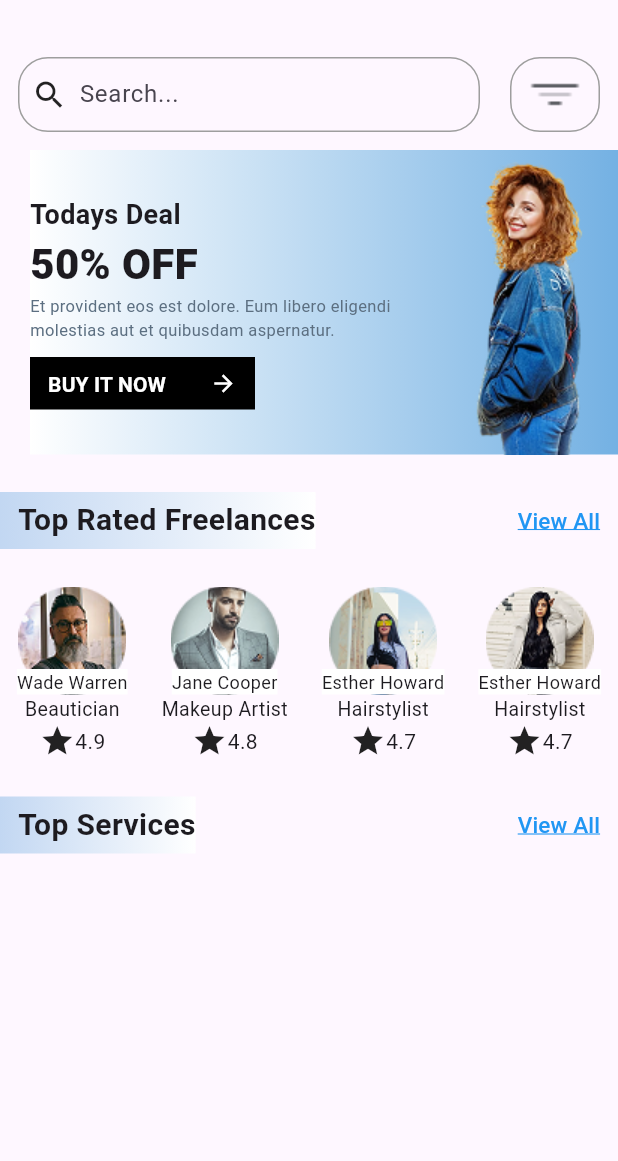
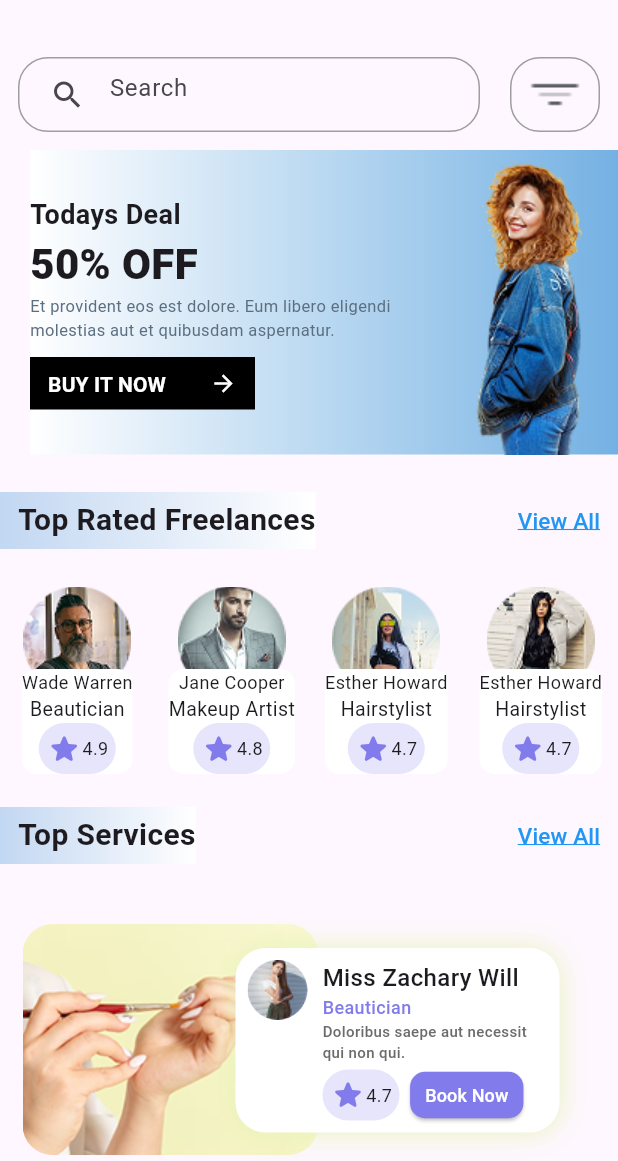
Before and after one commit to bahaaalhout/Assignment-6, a Flutter app: the screen it shows after launch, on a phone screen of 412 x 824 dp, the part 75-1236 px from its top. Run offline on Flutter 3.47's test engine with Material 3 defaults, Android fonts, the phone set to English and light mode, and no system bars.

Commit message:
updated code

```diff
--- a/lib/home_screen.dart
+++ /dev/null
@@ -1,199 +0,0 @@
-import 'package:first_app/bar.dart';
-import 'package:first_app/top_rated.dart';
-import 'package:flutter/material.dart';
-
-class HomeScreen extends StatelessWidget {
-  const HomeScreen({super.key});
-
-  @override
-  Widget build(BuildContext context) {
-    return Scaffold(
-      appBar: AppBar(
-        leading: Icon(Icons.menu, weight: 25),
-        title: Image.asset('assets/logo.png'),
-        actions: [
-          SizedBox(width: 12),
-          Image.asset('assets/bell.png'),
-          SizedBox(width: 12),
-          Container(
-            decoration: BoxDecoration(
-              color: Colors.grey.shade100,
-              borderRadius: BorderRadius.circular(10),
-            ),
-            child: Image.asset('assets/cart.png'),
-          ),
-          SizedBox(width: 12),
-        ],
-      ),
-      body: SafeArea(
-        child: SingleChildScrollView(
-          child: Column(
-            children: [
-              SizedBox(height: 20),
-              Padding(
-                padding: const EdgeInsets.all(12.0),
-                child: Row(
-                  children: [
-                    Expanded(
-                      child: Container(
-                        padding: EdgeInsets.symmetric(horizontal: 8),
-                        decoration: BoxDecoration(
-                          border: Border.all(color: Colors.grey),
-                          borderRadius: BorderRadius.circular(20),
-                        ),
-                        child: Row(
-                          children: [
-                            Icon(Icons.search),
-                            SizedBox(width: 8),
-                            Expanded(
-                              child: TextField(
-                                decoration: InputDecoration(
-                                  border: InputBorder.none,
-                                  hintText: "Search...",
-                                ),
-                              ),
-                            ),
-                          ],
-                        ),
-                      ),
-                    ),
-                    SizedBox(width: 20),
-                    Container(
-                      padding: EdgeInsets.all(10),
-                      height: 50,
-                      width: 60,
-                      decoration: BoxDecoration(
-                        borderRadius: BorderRadius.circular(20),
-                        border: Border.all(color: Colors.grey),
-                      ),
-                      child: Image.asset('assets/sort.png', fit: BoxFit.fill),
-                    ),
-                  ],
-                ),
-              ),
-              Padding(
-                padding: const EdgeInsets.only(left: 20),
-                child: Container(
-                  width: double.infinity,
-                  decoration: BoxDecoration(
-                    gradient: LinearGradient(
-                      colors: [
-                        Colors.white,
-                        const Color.fromARGB(255, 116, 177, 227),
-                      ],
-                    ),
-                  ),
-                  child: Row(
-                    mainAxisAlignment: MainAxisAlignment.start,
-                    children: [
-                      Expanded(
-                        child: Column(
-                          crossAxisAlignment: CrossAxisAlignment.start,
-                          children: [
-                            Text(
-                              'Todays Deal',
-                              style: TextStyle(
-                                fontWeight: FontWeight.w600,
-                                fontSize: 18,
-                              ),
-                            ),
-                            Text(
-                              '50% OFF',
-                              style: TextStyle(
-                                fontSize: 28,
-                                fontWeight: FontWeight.w900,
-                              ),
-                            ),
-                            Text(
-                              'Et provident eos est dolore. Eum libero eligendi molestias aut et quibusdam aspernatur.',
-                              softWrap: true,
-
-                              style: TextStyle(
-                                color: Color(0xFF5C6F81),
-                                fontSize: 11,
-                              ),
-                            ),
-                            SizedBox(height: 10),
-                            Container(
-                              width: 150,
-                              height: 35,
-                              color: Colors.black,
-                              child: TextButton(
-                                onPressed: () {},
-                                child: Row(
-                                  mainAxisAlignment:
-                                      MainAxisAlignment.spaceBetween,
-                                  children: [
-                                    Text(
-                                      'BUY IT NOW',
-                                      style: TextStyle(
-                                        color: Colors.white,
-                                        fontWeight: FontWeight.bold,
-                                      ),
-                                    ),
-
-                                    Icon(
-                                      Icons.arrow_forward,
-                                      color: Colors.white,
-                                    ),
-                                  ],
-                                ),
-                              ),
-                            ),
-                          ],
-                        ),
-                      ),
-                      Image.asset('assets/weman.png'),
-                    ],
-                  ),
-                ),
-              ),
-              SizedBox(height: 20),
-              Bar(
-                name: 'Top Rated Freelances',
-                buttonName: 'View All',
-                buttonFunction: () {},
-              ),
-              SizedBox(height: 20),
-              Row(
-                mainAxisAlignment: MainAxisAlignment.spaceAround,
-                children: [
-                  TopRated(
-                    name: 'Wade Warren',
-                    data: 'Beautician',
-                    image: 'assets/1.png',
-                    rate: 4.9,
-                  ),
-                  TopRated(
-                    name: 'Jane Cooper',
-                    data: 'Makeup Artist',
-                    image: 'assets/2.png',
-                    rate: 4.8,
-                  ),
-                  TopRated(
-                    name: 'Esther Howard',
-                    data: 'Hairstylist',
-                    image: 'assets/3.png',
-                    rate: 4.7,
-                  ),
-                  TopRated(
-                    name: 'Esther Howard',
-                    data: 'Hairstylist',
-                    image: 'assets/4.png',
-                    rate: 4.7,
-                  ),
-                ],
-              ),
-              SizedBox(height: 20),
-              Bar(
-                name: 'Top Services',
-                buttonName: 'View All',
-                buttonFunction: () {},
-              ),
-            ],
-          ),
-        ),
-      ),
-    );
-  }
-}
--- a/lib/main.dart
+++ b/lib/main.dart
@@ -1,4 +1,4 @@
-import 'package:first_app/home_screen.dart';
+import 'package:first_app/screens/home_screen.dart';
 import 'package:flutter/material.dart';
 
 void main() {
--- /dev/null
+++ b/lib/screens/ads_screen.dart
@@ -0,0 +1,70 @@
+import 'package:flutter/material.dart';
+
+class AdsWidget extends StatelessWidget {
+  const AdsWidget({super.key});
+
+  @override
+  Widget build(BuildContext context) {
+    return Padding(
+      padding: const EdgeInsets.only(left: 20),
+      child: Container(
+        width: double.infinity,
+        decoration: BoxDecoration(
+          gradient: LinearGradient(
+            colors: [Colors.white, const Color.fromARGB(255, 116, 177, 227)],
+          ),
+        ),
+        child: Row(
+          mainAxisAlignment: MainAxisAlignment.start,
+          children: [
+            Expanded(
+              child: Column(
+                crossAxisAlignment: CrossAxisAlignment.start,
+                children: [
+                  Text(
+                    'Todays Deal',
+                    style: TextStyle(fontWeight: FontWeight.w600, fontSize: 18),
+                  ),
+                  Text(
+                    '50% OFF',
+                    style: TextStyle(fontSize: 28, fontWeight: FontWeight.w900),
+                  ),
+                  Text(
+                    'Et provident eos est dolore. Eum libero eligendi molestias aut et quibusdam aspernatur.',
+                    softWrap: true,
+
+                    style: TextStyle(color: Color(0xFF5C6F81), fontSize: 11),
+                  ),
+                  SizedBox(height: 10),
+                  Container(
+                    width: 150,
+                    height: 35,
+                    color: Colors.black,
+                    child: TextButton(
+                      onPressed: () {},
+                      child: Row(
+                        mainAxisAlignment: MainAxisAlignment.spaceBetween,
+                        children: [
+                          Text(
+                            'BUY IT NOW',
+                            style: TextStyle(
+                              color: Colors.white,
+                              fontWeight: FontWeight.bold,
+                            ),
+                          ),
+
+                          Icon(Icons.arrow_forward, color: Colors.white),
+                        ],
+                      ),
+                    ),
+                  ),
+                ],
+              ),
+            ),
+            Image.asset('assets/weman.png'),
+          ],
+        ),
+      ),
+    );
+  }
+}
--- /dev/null
+++ b/lib/screens/home_screen.dart
@@ -0,0 +1,151 @@
+import 'package:first_app/screens/ads_screen.dart';
+import 'package:first_app/widgets/bar.dart';
+import 'package:first_app/widgets/freelance_info.dart';
+import 'package:first_app/widgets/top_rated.dart';
+import 'package:flutter/material.dart';
+
+class HomeScreen extends StatelessWidget {
+  const HomeScreen({super.key});
+
+  @override
+  Widget build(BuildContext context) {
+    return Scaffold(
+      appBar: AppBar(
+        leading: Icon(Icons.menu, weight: 25),
+        title: Image.asset('assets/logo.png'),
+        actions: [
+          SizedBox(width: 12),
+          Image.asset('assets/bell.png'),
+          SizedBox(width: 12),
+          Container(
+            decoration: BoxDecoration(
+              color: Colors.grey.shade100,
+              borderRadius: BorderRadius.circular(10),
+            ),
+            child: Image.asset('assets/cart.png'),
+          ),
+          SizedBox(width: 12),
+        ],
+      ),
+      body: SingleChildScrollView(
+        child: Column(
+          crossAxisAlignment: CrossAxisAlignment.start,
+          children: [
+            SizedBox(height: 20),
+            Padding(
+              padding: const EdgeInsets.all(12.0),
+              child: Row(
+                children: [
+                  Expanded(
+                    child: Container(
+                      padding: EdgeInsets.symmetric(horizontal: 8),
+                      decoration: BoxDecoration(
+                        border: Border.all(color: Colors.grey),
+                        borderRadius: BorderRadius.circular(20),
+                      ),
+                      child: TextField(
+                        decoration: InputDecoration(
+                          border: InputBorder.none,
+                          hintText: "Search",
+                          prefixIcon: Icon(Icons.search),
+                        ),
+                      ),
+                    ),
+                  ),
+                  SizedBox(width: 20),
+                  Container(
+                    padding: EdgeInsets.all(10),
+                    height: 50,
+                    width: 60,
+                    decoration: BoxDecoration(
+                      borderRadius: BorderRadius.circular(20),
+                      border: Border.all(color: Colors.grey),
+                    ),
+                    child: Image.asset('assets/sort.png', fit: BoxFit.fill),
+                  ),
+                ],
+              ),
+            ),
+            AdsWidget(),
+            SizedBox(height: 20),
+            Bar(
+              name: 'Top Rated Freelances',
+              buttonName: 'View All',
+              buttonFunction: () {},
+            ),
+            SizedBox(height: 20),
+            Row(
+              mainAxisAlignment: MainAxisAlignment.spaceAround,
+              children: [
+                TopRated(
+                  name: 'Wade Warren',
+                  data: 'Beautician',
+                  image: 'assets/1.png',
+                  rate: 4.9,
+                ),
+                TopRated(
+                  name: 'Jane Cooper',
+                  data: 'Makeup Artist',
+                  image: 'assets/2.png',
+                  rate: 4.8,
+                ),
+                TopRated(
+                  name: 'Esther Howard',
+                  data: 'Hairstylist',
+                  image: 'assets/3.png',
+                  rate: 4.7,
+                ),
+                TopRated(
+                  name: 'Esther Howard',
+                  data: 'Hairstylist',
+                  image: 'assets/4.png',
+                  rate: 4.7,
+                ),
+              ],
+            ),
+            SizedBox(height: 70),
+            Bar(
+              name: 'Top Services',
+              buttonName: 'View All',
+              buttonFunction: () {},
+            ),
+            SizedBox(height: 20),
+            FreelanceInfo(
+              image: 'assets/image1.png',
+              profilePic: 'assets/profilepic.png',
+              name: 'Miss Zachary Will',
+              onpressed: () {
+                print('ggg');
+              },
+              bio: 'Doloribus saepe aut necessit qui non qui.',
+              type: 'Beautician',
+              rate: 4.7,
+            ),
+            FreelanceInfo(
+              image: 'assets/image2.png',
+              profilePic: 'assets/profilepic.png',
+              name: 'Miss Zachary Will',
+              onpressed: () {
+                print('ggg');
+              },
+              bio: 'Doloribus saepe aut necessit qui non qui.',
+              type: 'Beautician',
+              rate: 4.9,
+            ),
+            FreelanceInfo(
+              image: 'assets/image3.png',
+              profilePic: 'assets/profilepic.png',
+              name: 'Miss Zachary Will',
+              onpressed: () {
+                print('hhhh');
+              },
+              bio: 'Doloribus saepe aut necessit qui non qui.',
+              type: 'Beautician',
+              rate: 4.5,
+            ),
+          ],
+        ),
+      ),
+    );
+  }
+}
--- a/lib/top_rated.dart
+++ /dev/null
@@ -1,36 +0,0 @@
-import 'package:flutter/material.dart';
-
-class TopRated extends StatelessWidget {
-  const TopRated({
-    super.key,
-    required this.name,
-    required this.data,
-    required this.image,
-    required this.rate,
-  });
-  final String name;
-  final String data;
-  final String image;
-  final double rate;
-  @override
-  Widget build(BuildContext context) {
-    return Column(
-      children: [
-        Stack(
-          alignment: Alignment.bottomCenter,
-          children: [
-            Image.asset(image),
-            Container(
-              color: Colors.white,
-              child: Text(name, style: TextStyle(fontSize: 12)),
-            ),
-          ],
-        ),
-
-        Text(data, style: TextStyle(fontSize: 13)),
-
-        Row(children: [Icon(Icons.star), Text('$rate')]),
-      ],
-    );
-  }
-}
--- /dev/null
+++ b/lib/widgets/freelance_info.dart
@@ -0,0 +1,129 @@
+import 'package:first_app/widgets/rate_section.dart';
+import 'package:flutter/material.dart';
+
+class FreelanceInfo extends StatelessWidget {
+  const FreelanceInfo({
+    super.key,
+    required this.image,
+    required this.profilePic,
+    required this.name,
+    required this.onpressed,
+    required this.bio,
+    required this.type,
+    required this.rate,
+  });
+  final String image;
+  final String profilePic;
+  final String name;
+  final String bio;
+  final String type;
+  final double rate;
+  final void Function() onpressed;
+  @override
+  Widget build(BuildContext context) {
+    return Padding(
+      padding: const EdgeInsets.all(15.0),
+      child: Stack(
+        clipBehavior: Clip.none,
+        children: [
+          Container(
+            height: 154,
+            width: 197,
+            decoration: BoxDecoration(
+              image: DecorationImage(image: AssetImage(image)),
+              borderRadius: BorderRadius.circular(20),
+            ),
+          ),
+          Positioned(
+            left: 142,
+            top: 16,
+            child: Container(
+              height: 123,
+              width: 216,
+              decoration: BoxDecoration(
+                color: Colors.white,
+                boxShadow: [
+                  BoxShadow(color: Color(0xffdae5f2b2), blurRadius: 16),
+                ],
+                borderRadius: BorderRadius.circular(20),
+              ),
+              child: Padding(
+                padding: const EdgeInsets.all(8.0),
+                child: Row(
+                  crossAxisAlignment: CrossAxisAlignment.start,
+                  children: [
+                    CircleAvatar(backgroundImage: AssetImage(profilePic)),
+                    SizedBox(width: 10),
+                    Expanded(
+                      child: Column(
+                        crossAxisAlignment: CrossAxisAlignment.start,
+                        children: [
+                          Text(
+                            name,
+                            style: TextStyle(
+                              fontWeight: FontWeight.w500,
+                              fontSize: 16,
+                            ),
+                          ),
+                          Text(
+                            type,
+                            style: TextStyle(
+                              fontWeight: FontWeight.w500,
+                              fontSize: 12,
+                              color: Color(0xff827BEB),
+                            ),
+                          ),
+                          Text(
+                            bio,
+                            softWrap: true,
+                            style: TextStyle(
+                              fontWeight: FontWeight.w500,
+                              fontSize: 10,
+                              color: Color(0xff6B6B6B),
+                            ),
+                          ),
+                          SizedBox(height: 5),
+                          Row(
+                            children: [
+                              RateSection(rate: rate),
+                              SizedBox(width: 7),
+                              SizedBox(
+                                height: 31,
+
+                                child: ElevatedButton(
+                                  onPressed: onpressed,
+                                  style: ElevatedButton.styleFrom(
+                                    padding: EdgeInsets.symmetric(
+                                      horizontal: 10,
+                                    ),
+                                    backgroundColor: Color(0xff827BEB),
+                                    shape: RoundedRectangleBorder(
+                                      borderRadius:
+                                          BorderRadiusGeometry.circular(10),
+                                    ),
+                                  ),
+                                  child: Text(
+                                    'Book Now',
+                                    style: TextStyle(
+                                      color: Colors.white,
+                                      fontSize: 12,
+                                      fontWeight: FontWeight.w500,
+                                    ),
+                                  ),
+                                ),
+                              ),
+                            ],
+                          ),
+                        ],
+                      ),
+                    ),
+                  ],
+                ),
+              ),
+            ),
+          ),
+        ],
+      ),
+    );
+  }
+}
--- /dev/null
+++ b/lib/widgets/rate_section.dart
@@ -0,0 +1,25 @@
+import 'package:flutter/material.dart';
+
+class RateSection extends StatelessWidget {
+  const RateSection({super.key, required this.rate});
+  final double rate;
+  @override
+  Widget build(BuildContext context) {
+    return Container(
+      decoration: BoxDecoration(
+        color: Color(0xff827BEB).withAlpha(50),
+        borderRadius: BorderRadius.circular(40),
+      ),
+      child: Padding(
+        padding: const EdgeInsets.all(5.0),
+        child: Row(
+          mainAxisSize: MainAxisSize.min,
+          children: [
+            Icon(Icons.star_rounded, color: Color(0xff827BEB), weight: 12),
+            Text('$rate', style: TextStyle(fontSize: 12)),
+          ],
+        ),
+      ),
+    );
+  }
+}
--- /dev/null
+++ b/lib/widgets/top_rated.dart
@@ -0,0 +1,43 @@
+import 'package:first_app/widgets/rate_section.dart';
+import 'package:flutter/material.dart';
+
+class TopRated extends StatelessWidget {
+  const TopRated({
+    super.key,
+    required this.name,
+    required this.data,
+    required this.image,
+    required this.rate,
+  });
+  final String name;
+  final String data;
+  final String image;
+  final double rate;
+  @override
+  Widget build(BuildContext context) {
+    return Stack(
+      clipBehavior: Clip.none,
+      alignment: Alignment.bottomCenter,
+      children: [
+        Image.asset(image),
+        Positioned(
+          top: 55,
+          child: Container(
+            decoration: BoxDecoration(
+              color: Colors.white,
+              borderRadius: BorderRadius.circular(10),
+            ),
+            child: Column(
+              children: [
+                Text(name, style: TextStyle(fontSize: 12)),
+                Text(data, style: TextStyle(fontSize: 13)),
+
+                RateSection(rate: rate),
+              ],
+            ),
+          ),
+        ),
+      ],
+    );
+  }
+}
```
Also changed, not shown: assets/image1.png (added), assets/image2.png (added), assets/image3.png (added), assets/profilepic.png (added), lib/widgets/bar.dart (renamed from lib/bar.dart).
